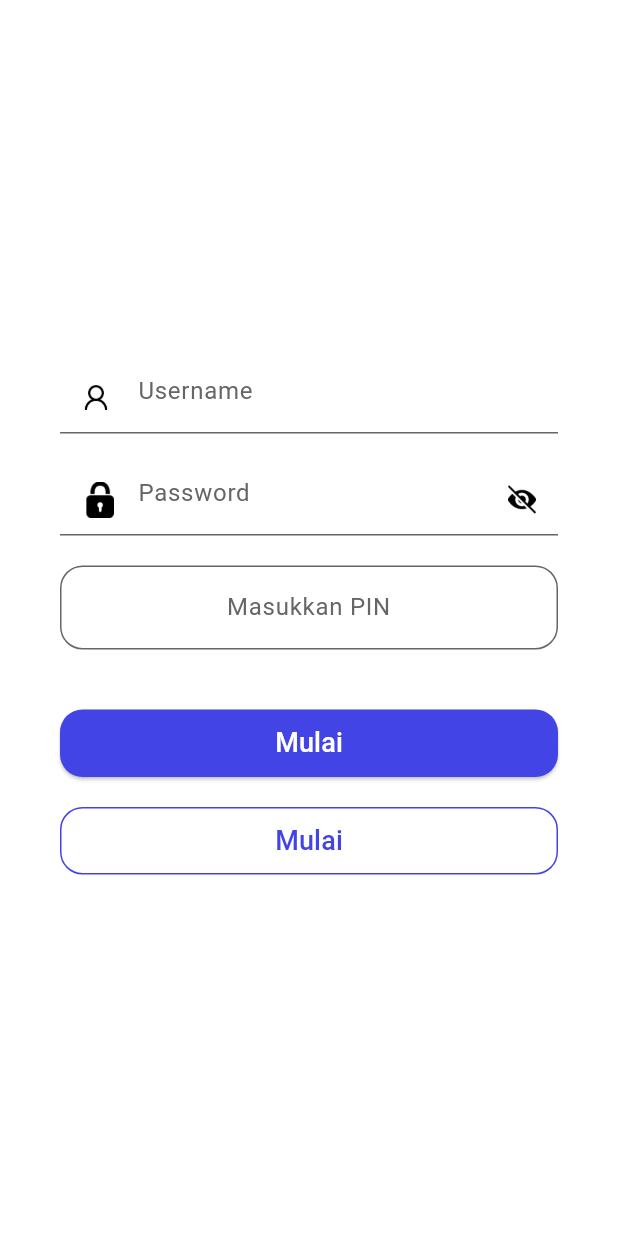
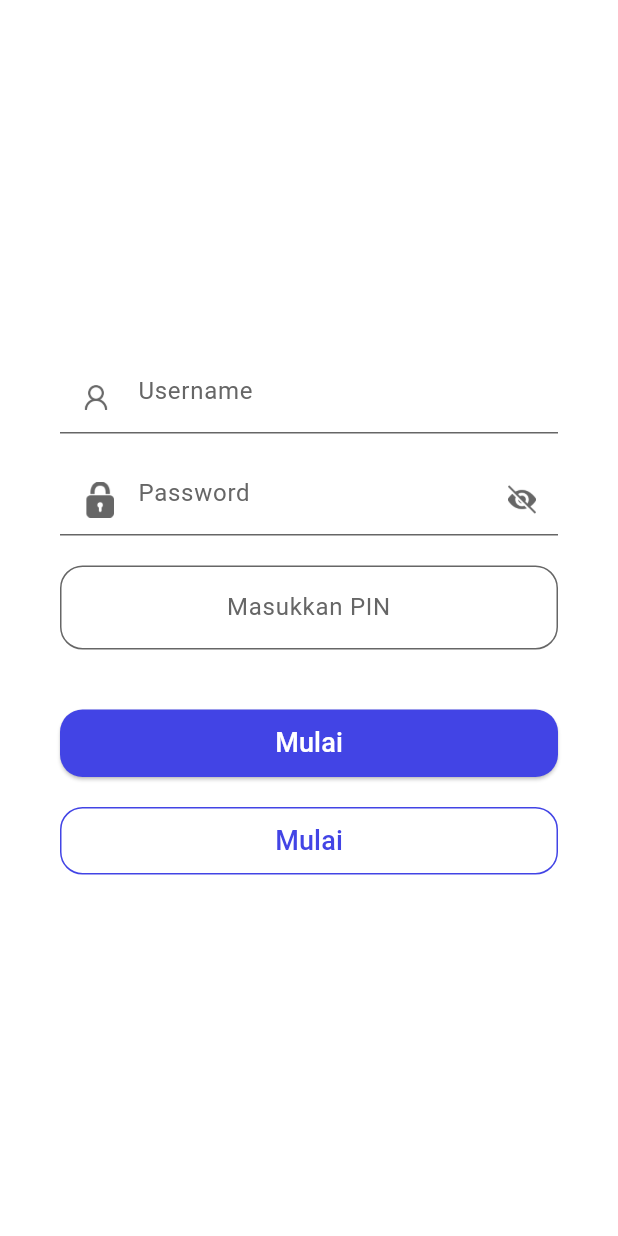
Before and after one commit to fauzan2720/smart-parking, a Flutter app: the screen it shows after launch, on a phone screen of 412 x 824 dp. Run offline on Flutter 3.47's test engine with Material 2 defaults, Android fonts, the light colour scheme and no system bars; our stand-ins replace get_it.

Commit message:
update style

```diff
--- a/lib/core/widgets/documentation.dart
+++ b/lib/core/widgets/documentation.dart
@@ -14,12 +14,12 @@ class WidgetsDocumentation extends StatelessWidget {
           children: [
             const SmartFormInput(
               hint: "Username",
-              icon: ImageIcon(AppIcons.user),
+              icon: AppIcons.user,
             ),
             20.0.height,
             const SmartFormInput(
               hint: "Password",
-              icon: ImageIcon(AppIcons.password),
+              icon: AppIcons.password,
               isPassword: true,
             ),
             20.0.height,
--- a/lib/core/widgets/form_input.dart
+++ b/lib/core/widgets/form_input.dart
@@ -2,7 +2,7 @@ part of 'package:smart_parking/core.dart';
 
 class SmartFormInput extends StatelessWidget {
   final String hint;
-  final Widget icon;
+  final AssetImage icon;
   final bool isPassword;
   final String? helperText;
   final TextEditingController? controller;
@@ -42,7 +42,10 @@ class SmartFormInput extends StatelessWidget {
           ),
           prefixIcon: Transform.scale(
             scale: 0.5,
-            child: icon,
+            child: ImageIcon(
+              icon,
+              color: AppColors.grey,
+            ),
           ),
           suffixIcon: isPassword
               ? Transform.scale(
@@ -52,9 +55,12 @@ class SmartFormInput extends StatelessWidget {
                       isShowPassword = !isShowPassword;
                       setState(() {});
                     },
-                    icon: ImageIcon(isShowPassword
-                        ? AppIcons.showPassword
-                        : AppIcons.hidePassword),
+                    icon: ImageIcon(
+                      isShowPassword
+                          ? AppIcons.showPassword
+                          : AppIcons.hidePassword,
+                      color: AppColors.grey,
+                    ),
                   ),
                 )
               : null,
```
